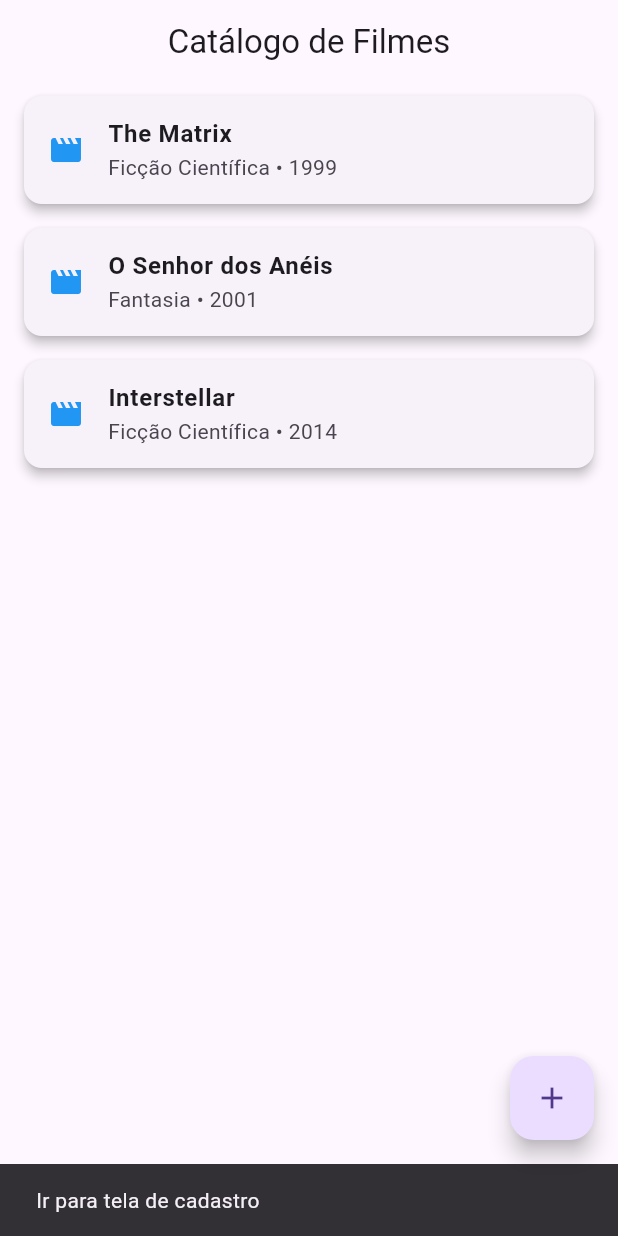
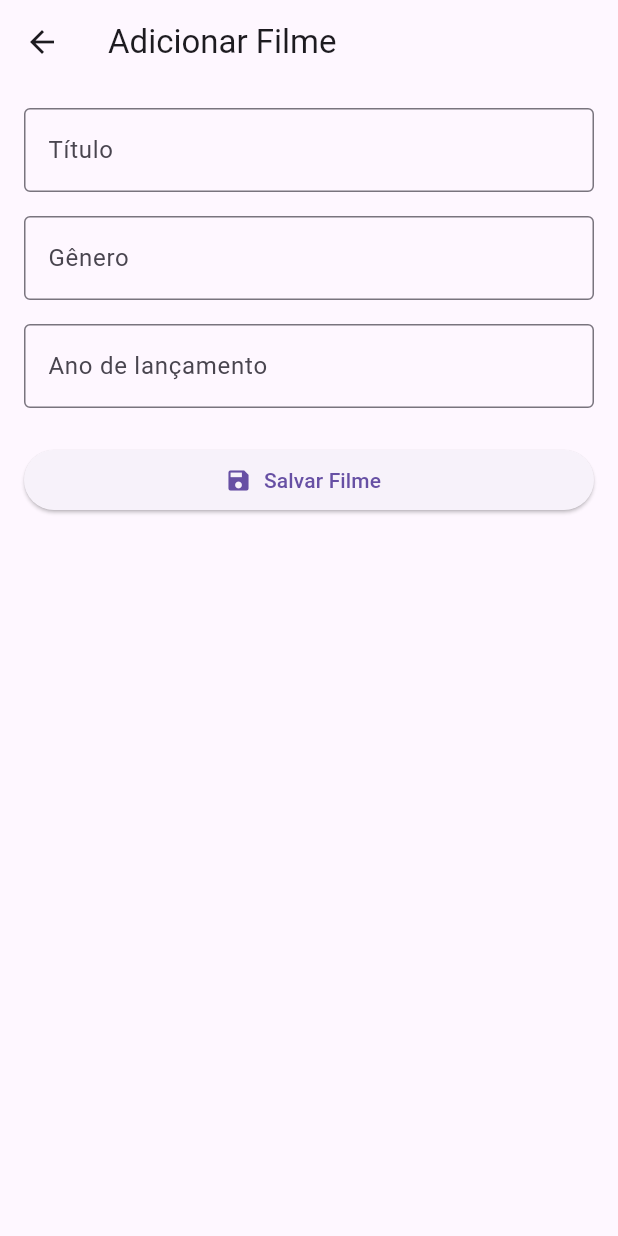
Before and after one commit to MCardosoP/FilmCatalog, a Flutter app: the screen it shows after launch, after a tap on the "add" icon, on a phone screen of 412 x 824 dp. Run offline on Flutter 3.47's test engine with Material 3 defaults, Android fonts, the phone set to English and light mode, and no system bars.

Commit message:
Página de cadastro de filmes v1

```diff
--- /dev/null
+++ b/lib/views/add_movie_page.dart
@@ -0,0 +1,114 @@
+import 'package:flutter/material.dart';
+import '../models/movie.dart';
+import '../controllers/movie_controller.dart';
+
+class AddMoviePage extends StatefulWidget {
+  final MovieController controller;
+
+  const AddMoviePage({Key? key, required this.controller}) : super(key: key);
+
+  @override
+  State<AddMoviePage> createState() => _AddMoviePageState();
+}
+
+class _AddMoviePageState extends State<AddMoviePage> {
+  final _formKey = GlobalKey<FormState>();
+
+  final TextEditingController _titleController = TextEditingController();
+  final TextEditingController _genreController = TextEditingController();
+  final TextEditingController _yearController = TextEditingController();
+
+  void _saveMovie() {
+    if (_formKey.currentState!.validate()) {
+      final newMovie = Movie(
+        title: _titleController.text,
+        genre: _genreController.text,
+        year: int.parse(_yearController.text),
+      );
+
+      widget.controller.addMovie(newMovie);
+
+      ScaffoldMessenger.of(context).showSnackBar(
+        const SnackBar(content: Text("Filme adicionado com sucesso!")),
+      );
+
+      Navigator.pop(context); // Volta para a HomePage
+    }
+  }
+
+  @override
+  Widget build(BuildContext context) {
+    return Scaffold(
+      appBar: AppBar(title: const Text("Adicionar Filme")),
+      body: Padding(
+        padding: const EdgeInsets.all(16.0),
+        child: Form(
+          key: _formKey,
+          child: ListView(
+            children: [
+              // Campo Título
+              TextFormField(
+                controller: _titleController,
+                decoration: const InputDecoration(
+                  labelText: "Título",
+                  border: OutlineInputBorder(),
+                ),
+                validator: (value) {
+                  if (value == null || value.trim().isEmpty) {
+                    return "O título é obrigatório";
+                  }
+                  return null;
+                },
+              ),
+              const SizedBox(height: 16),
+
+              // Campo Gênero
+              TextFormField(
+                controller: _genreController,
+                decoration: const InputDecoration(
+                  labelText: "Gênero",
+                  border: OutlineInputBorder(),
+                ),
+                validator: (value) {
+                  if (value == null || value.trim().isEmpty) {
+                    return "O gênero é obrigatório";
+                  }
+                  return null;
+                },
+              ),
+              const SizedBox(height: 16),
+
+              // Campo Ano
+              TextFormField(
+                controller: _yearController,
+                keyboardType: TextInputType.number,
+                decoration: const InputDecoration(
+                  labelText: "Ano de lançamento",
+                  border: OutlineInputBorder(),
+                ),
+                validator: (value) {
+                  if (value == null || value.isEmpty) {
+                    return "O ano é obrigatório";
+                  }
+                  final year = int.tryParse(value);
+                  if (year == null || year < 1900) {
+                    return "Digite um ano válido (>= 1900)";
+                  }
+                  return null;
+                },
+              ),
+              const SizedBox(height: 24),
+
+              // Botão Salvar
+              ElevatedButton.icon(
+                onPressed: _saveMovie,
+                icon: const Icon(Icons.save),
+                label: const Text("Salvar Filme"),
+              ),
+            ],
+          ),
+        ),
+      ),
+    );
+  }
+}
--- a/lib/views/home_page.dart
+++ b/lib/views/home_page.dart
@@ -1,6 +1,7 @@
 import 'package:flutter/material.dart';
 import '../controllers/movie_controller.dart';
 import '../widgets/movie_card.dart';
+import 'add_movie_page.dart';
 
 class HomePage extends StatefulWidget {
   const HomePage({Key? key}) : super(key: key);
@@ -35,9 +36,14 @@ class _HomePageState extends State<HomePage> {
       ),
       floatingActionButton: FloatingActionButton(
         onPressed: () {
-          ScaffoldMessenger.of(context).showSnackBar(
-            const SnackBar(content: Text("Ir para tela de cadastro")),
-          );
+          Navigator.push(
+            context,
+            MaterialPageRoute(
+              builder: (_) => AddMoviePage(controller: _controller),
+            ),
+          ).then((_) {
+            setState(() {}); // Atualiza a lista ao voltar
+          });
         },
         child: const Icon(Icons.add),
       ),
```
